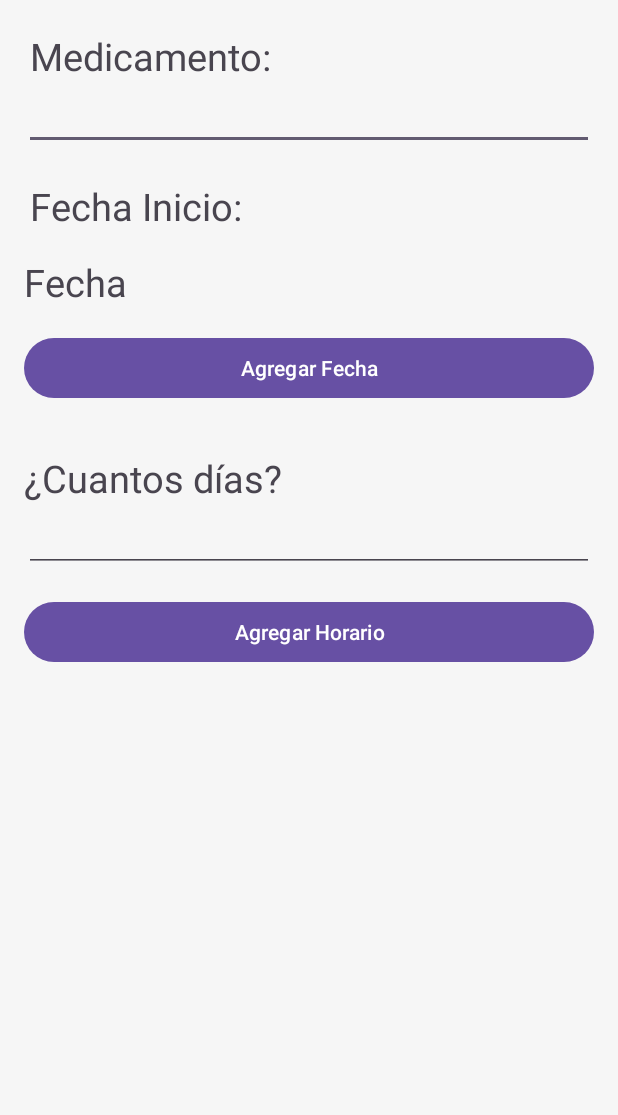
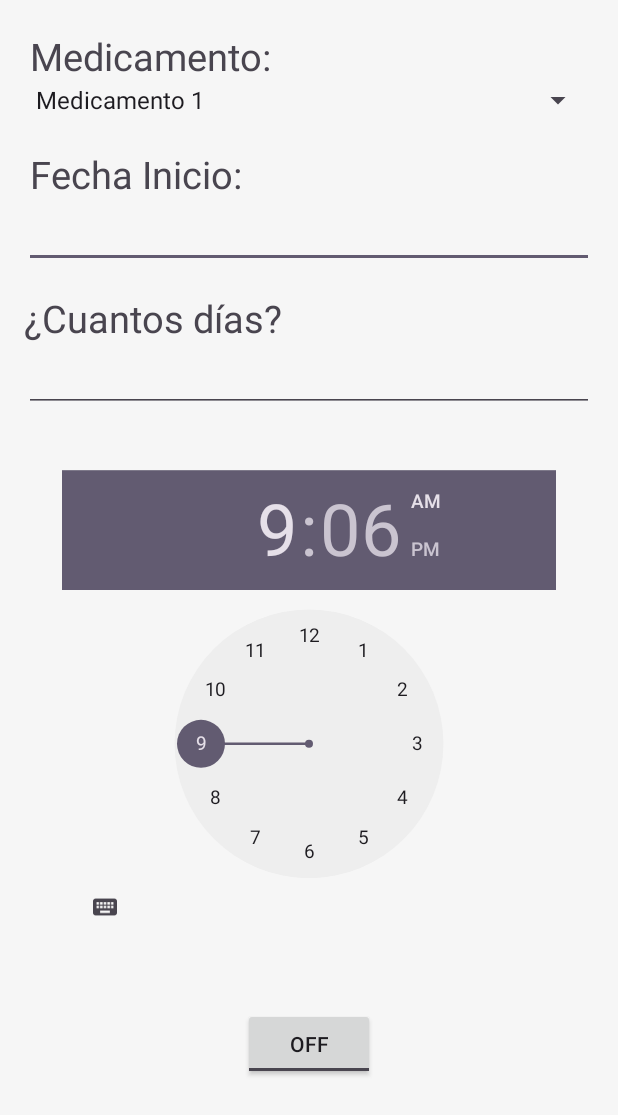
Before and after one commit to NoeliaDuranL/Recordatorio_Medicamentos, an Android app: the AlarmaActivity screen opened directly, with no data from a screen before it, on a phone screen of 412 x 824 dp. Shown: the top 1115 px of the screen. Run offline under Robolectric (Android 15) with nearby library versions, the phone set to English and light mode, and no system bars.

Commit message:
Uni Alarma con Horario

```diff
--- a/app/src/main/java/com/example/recordatoriomedicamentos/AlarmaActivity.kt
+++ b/app/src/main/java/com/example/recordatoriomedicamentos/AlarmaActivity.kt
@@ -1,49 +1,100 @@
 package com.example.recordatoriomedicamentos
-
+import android.annotation.SuppressLint
+import android.app.AlarmManager
 import android.app.DatePickerDialog
+import android.app.PendingIntent
 import android.content.Intent
 import androidx.appcompat.app.AppCompatActivity
 import android.os.Bundle
-import android.widget.Button
-import android.widget.DatePicker
-import android.widget.TextView
+import android.view.View
+import android.widget.*
+import android.widget.ToggleButton
 import java.text.SimpleDateFormat
 import java.util.Calendar
 import java.util.Locale
 
 class AlarmaActivity : AppCompatActivity() {
-    private lateinit var tvDate: TextView
-    private lateinit var btnDatePicker: Button
+    private lateinit var alarmTimePicker: TimePicker
+    private lateinit var pendingIntent: PendingIntent
+    private lateinit var alarmManager: AlarmManager
 
+    private lateinit var medicamentoSpinner: Spinner
+    private lateinit var editTextFechaInicio: TextView
+    private lateinit var editTextDias: EditText
+
+    @SuppressLint("MissingInflatedId")
     override fun onCreate(savedInstanceState: Bundle?) {
-
         super.onCreate(savedInstanceState)
         setContentView(R.layout.activity_alarma)
 
-        tvDate = findViewById(R.id.tvDate)
-        btnDatePicker = findViewById(R.id.btnDatePicker)
+        alarmTimePicker = findViewById(R.id.timePicker)
+        alarmManager = getSystemService(ALARM_SERVICE) as AlarmManager
+
+        medicamentoSpinner = findViewById(R.id.medicamentoSpinner)
+        editTextFechaInicio = findViewById(R.id.editTextFechaInicio)
+        editTextDias = findViewById(R.id.editTextText11)
+
+        val adapter = ArrayAdapter.createFromResource(
+            this,
+            R.array.medicamentos_array,
+            android.R.layout.simple_spinner_item
+        )
+        adapter.setDropDownViewResource(android.R.layout.simple_spinner_dropdown_item)
+        medicamentoSpinner.adapter = adapter
 
         val myCalendar = Calendar.getInstance()
-        val datePicker = DatePickerDialog.OnDateSetListener { view, year, month, dayOfMonth ->
+        val datePicker = DatePickerDialog.OnDateSetListener { _, year, month, dayOfMonth ->
             myCalendar.set(Calendar.YEAR, year)
             myCalendar.set(Calendar.MONTH, month)
             myCalendar.set(Calendar.DAY_OF_MONTH, dayOfMonth)
             updateLabel(myCalendar)
         }
-        btnDatePicker.setOnClickListener{
-            DatePickerDialog(this, datePicker, myCalendar.get(Calendar.YEAR),
-                myCalendar.get(Calendar.MONTH), myCalendar.get(Calendar.DAY_OF_MONTH)).show()
-        }
-        val button9 = findViewById<Button>(R.id.button9)
-        button9.setOnClickListener {
-            val intent = Intent(this, HorariosActivity::class.java)
-            startActivity(intent)
+        editTextFechaInicio.setOnClickListener {
+            DatePickerDialog(
+                this, datePicker, myCalendar.get(Calendar.YEAR),
+                myCalendar.get(Calendar.MONTH), myCalendar.get(Calendar.DAY_OF_MONTH)
+            ).show()
         }
     }
+
+    fun onToggleClicked(view: View) {
+        val isChecked = (view as ToggleButton).isChecked
+        if (isChecked) {
+            Toast.makeText(this, "Alarm ENCENDIDO", Toast.LENGTH_SHORT).show()
+
+            val calendar = Calendar.getInstance()
+            calendar[Calendar.HOUR_OF_DAY] = alarmTimePicker.hour
+            calendar[Calendar.MINUTE] = alarmTimePicker.minute
+            calendar[Calendar.SECOND] = 0
+
+            val intent = Intent(this, AlarmaReceiver::class.java)
+            pendingIntent = PendingIntent.getBroadcast(
+                this,
+                0, intent, PendingIntent.FLAG_UPDATE_CURRENT
+            )
+
+            val currentTime = System.currentTimeMillis()
+            val alarmTime = calendar.timeInMillis
+
+            if (alarmTime <= currentTime) {
+                calendar.add(Calendar.DAY_OF_YEAR, 1)
+            }
+
+            alarmManager.setExactAndAllowWhileIdle(
+                AlarmManager.RTC_WAKEUP,
+                calendar.timeInMillis,
+                pendingIntent
+            )
+        } else {
+            alarmManager.cancel(pendingIntent)
+            Toast.makeText(this, "Alarm APAGADO", Toast.LENGTH_SHORT).show()
+        }
+    }
+
+
     private fun updateLabel(myCalendar: Calendar) {
         val myFormat = "dd-MM-yyyy"
         val sdf = SimpleDateFormat(myFormat, Locale.UK)
-        tvDate.text = sdf.format(myCalendar.time)
+        editTextFechaInicio.text = sdf.format(myCalendar.time)
     }
-
 }
--- a/app/src/main/java/com/example/recordatoriomedicamentos/MainActivity.kt
+++ b/app/src/main/java/com/example/recordatoriomedicamentos/MainActivity.kt
@@ -97,12 +97,6 @@ class MainActivity : AppCompatActivity(), NavigationView.OnNavigationItemSelecte
                 startActivity(intent)
             }
 
-            R.id.nav_item_horario -> {
-                Toast.makeText(this, "Horarios", Toast.LENGTH_SHORT).show()
-                val intent = Intent(this, HorariosActivity::class.java)
-                startActivity(intent)
-            }
-
             R.id.nav_item_doctor -> {
                 Toast.makeText(this, "Doctores", Toast.LENGTH_SHORT).show()
                 val intent = Intent(this, DoctorActivity::class.java)
--- a/app/src/main/res/layout/activity_alarma.xml
+++ b/app/src/main/res/layout/activity_alarma.xml
@@ -17,17 +17,16 @@
         android:layout_marginStart="20dp"
         android:layout_marginTop="20dp" />
 
-    <EditText
-        android:id="@+id/editTextText7"
+    <Spinner
+        android:id="@+id/medicamentoSpinner"
         android:layout_width="match_parent"
         android:layout_height="wrap_content"
         android:layout_marginStart="16dp"
-        android:layout_marginEnd="16dp"
-        android:ems="10"
-        android:inputType="text" />
+        android:layout_marginEnd="16dp" />
+
 
     <TextView
-        android:id="@+id/textView8"
+        android:id="@+id/tvDate"
         android:layout_width="wrap_content"
         android:layout_height="wrap_content"
         android:text="Fecha Inicio:"
@@ -35,22 +34,15 @@
         android:layout_marginStart="20dp"
         android:layout_marginTop="20dp" />
 
-    <TextView
-        android:id="@+id/tvDate"
-        android:layout_width="wrap_content"
-        android:layout_height="wrap_content"
-        android:text="Fecha "
-        android:textSize="25sp"
-        android:layout_marginStart="16dp"
-        android:layout_marginTop="16dp" />
 
-    <Button
-        android:id="@+id/btnDatePicker"
+    <EditText
+        android:id="@+id/editTextFechaInicio"
         android:layout_width="match_parent"
         android:layout_height="wrap_content"
-        android:layout_margin="16dp"
-        android:text="Agregar Fecha"
-        android:textAllCaps="false" />
+        android:layout_marginStart="16dp"
+        android:layout_marginEnd="16dp"
+        android:ems="10"
+        android:inputType="date" />
 
     <TextView
         android:id="@+id/textView9"
@@ -67,14 +59,23 @@
         android:layout_height="wrap_content"
         android:layout_marginStart="16dp"
         android:layout_marginEnd="16dp"
-        android:ems="10"
+        android:ems="9"
         android:inputType="text" />
 
-    <Button
-        android:id="@+id/button9"
-        android:layout_width="match_parent"
+    <TimePicker
+        android:id="@+id/timePicker"
+        android:layout_width="wrap_content"
         android:layout_height="wrap_content"
-        android:layout_margin="16dp"
-        android:text="Agregar Horario" />
+        android:layout_gravity="center_horizontal"
+        android:scaleX="0.8"
+        android:scaleY="0.8" />
+    <ToggleButton
+        android:id="@+id/toggleBtn"
+        android:layout_width="wrap_content"
+        android:layout_height="wrap_content"
+        android:layout_gravity="center"
+        android:layout_margin="9dp"
+        android:checked="false"
+        android:onClick="onToggleClicked" />
 
 </LinearLayout>
--- a/app/src/main/res/layout/activity_main.xml
+++ b/app/src/main/res/layout/activity_main.xml
@@ -32,7 +32,7 @@
             android:id="@+id/button_get_data"
             android:layout_width="wrap_content"
             android:layout_height="wrap_content"
-            android:text="@string/mostrar_datos"
+
             android:layout_gravity="center"
             android:layout_marginTop="16dp"/>
 
--- a/app/src/main/res/values/strings.xml
+++ b/app/src/main/res/values/strings.xml
@@ -14,5 +14,12 @@
     <string name="agregar_doctor">Agregar Doctor</string>
     <string name="refill">REFILL</string>
     <string name="nombre_medicamento">Nombre del medicamento</string>
-    <string name="mostrar_datos">MOSTRAR DATOS</string>
+
+    <string-array name="medicamentos_array">
+        <item>Medicamento 1</item>
+        <item>Medicamento 2</item>
+        <item>Medicamento 3</item>
+
+        <!-- Agrega más elementos según tus necesidades -->
+    </string-array>
 </resources>
```
Also changed, not shown: app/src/main/AndroidManifest.xml (+7 -4 lines), app/src/main/java/com/example/recordatoriomedicamentos/AlarmaReceiver.kt (+12 -5 lines), app/src/main/java/com/example/recordatoriomedicamentos/HorariosActivity.kt (deleted, +0 -61 lines), app/src/main/res/layout/activity_horarios.xml (deleted, +0 -24 lines).
